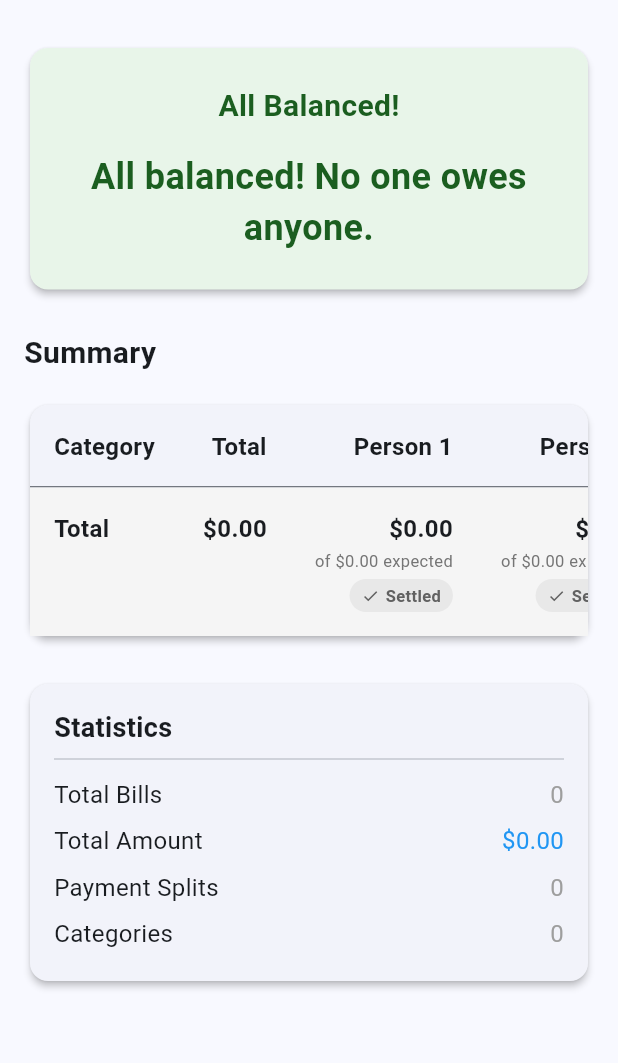
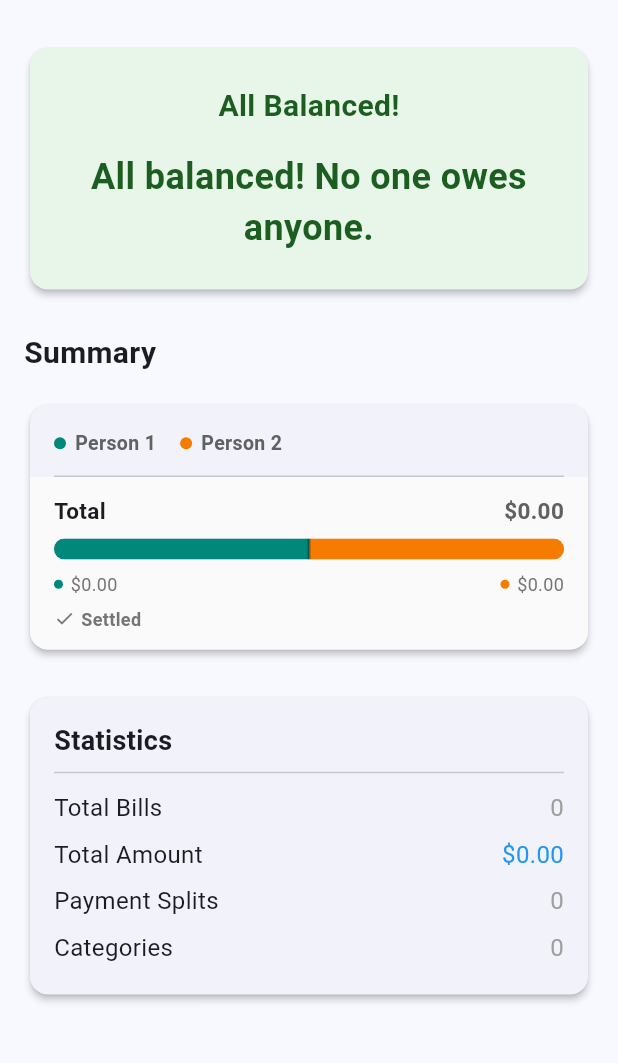
Before and after one commit to allapcallapc/SplitBalance, a Flutter app: the SummaryScreen screen opened directly, on a phone screen of 412 x 824 dp, the part 66-1129 px from its top. Run offline on Flutter 3.47's test engine with Material 3 defaults, Android fonts, the phone set to English and light mode, and no system bars; our stand-ins replace package_info_plus, shared_preferences, supabase_flutter; missing offline and left inert: dart:html, dart:ui_web; accounts and stored records are empty; network calls fail.

Commit message:
fix: replace summary table with compact proportional-bar ledger
The 4-column table (with a 3-line paid/expected cell per person)
scrolled sideways and repeated a lot of ink per row. Replaced it with
a single card of hairline-divided rows: each category shows a bar with
each person's paid amount as a proportional fill plus a tick at their
fair share, the raw paid amounts, and one verdict line naming whoever
overpaid (with a 2-person even split, that fact alone implies what the
other person owes). A shared legend replaces repeating each person's
name per row, and the table no longer needs horizontal scrolling.

Validated the direction with a set of interactive mockups before
implementing.

```diff
--- a/lib/screens/summary_screen.dart
+++ b/lib/screens/summary_screen.dart
@@ -1,3 +1,4 @@
+import 'dart:math' as math;
 import 'package:flutter/material.dart';
 import 'package:provider/provider.dart';
 import 'package:intl/intl.dart';
@@ -241,97 +242,66 @@ class _SummaryScreenState extends State<SummaryScreen> {
                 ),
                 const SizedBox(height: 16),
                 Card(
-                  child: SingleChildScrollView(
-                    scrollDirection: Axis.horizontal,
-                    child: Table(
-                      columnWidths: const {
-                        0: IntrinsicColumnWidth(),
-                        1: IntrinsicColumnWidth(),
-                        2: IntrinsicColumnWidth(),
-                        3: IntrinsicColumnWidth(),
-                      },
+                  child: Padding(
+                    padding: const EdgeInsets.symmetric(horizontal: 16.0),
+                    child: Column(
+                      crossAxisAlignment: CrossAxisAlignment.start,
                       children: [
-                        // Header row
-                        TableRow(
-                          decoration: BoxDecoration(
-                            border: Border(
-                              bottom: BorderSide(
-                                color: Theme.of(context).dividerColor,
-                                width: 1,
-                              ),
-                            ),
-                          ),
-                          children: [
-                            _buildTableHeaderCell(l10n.category),
-                            _buildTableHeaderCell('Total',
-                                isRightAligned: true),
-                            _buildTableHeaderCell(result.person1Name,
-                                isRightAligned: true),
-                            _buildTableHeaderCell(result.person2Name,
-                                isRightAligned: true),
-                          ],
-                        ),
-                        // Category rows
+                        const SizedBox(height: 16),
+                        _buildPersonLegend(
+                            result.person1Name, result.person2Name),
                         ...(result.categoryBalances.values.toList()
                               ..sort(
                                   (a, b) => a.category.compareTo(b.category)))
                             .map((catBalance) {
-                          final total =
-                              catBalance.person1Paid + catBalance.person2Paid;
-                          return TableRow(
+                          return Column(
                             children: [
-                              _buildCategoryCell(
-                                catBalance.category,
-                                categoriesProvider,
-                              ),
-                              _buildTableCell(currencyFormat.format(total),
-                                  isRightAligned: true),
-                              _buildPaidExpectedCell(
-                                catBalance.person1Paid,
-                                catBalance.person1Expected,
-                                currencyFormat,
-                                l10n,
-                              ),
-                              _buildPaidExpectedCell(
+                              const Divider(height: 1),
+                              _buildLedgerRow(
+                                context: context,
+                                label: catBalance.category,
+                                icon: _lookupCategoryIcon(
+                                    catBalance.category, categoriesProvider),
+                                total: catBalance.person1Paid +
                                     catBalance.person2Paid,
-                                catBalance.person2Expected,
-                                currencyFormat,
-                                l10n,
+                                person1Paid: catBalance.person1Paid,
+                                person1Expected: catBalance.person1Expected,
+                                person2Paid: catBalance.person2Paid,
+                                person2Expected: catBalance.person2Expected,
+                                currencyFormat: currencyFormat,
+                                l10n: l10n,
+                                person1Name: result.person1Name,
+                                person2Name: result.person2Name,
                               ),
                             ],
                           );
                         }),
-                        // Total row
-                        TableRow(
+                        const Divider(height: 1),
+                        Container(
+                          margin: const EdgeInsets.symmetric(horizontal: -16),
+                          padding: const EdgeInsets.symmetric(horizontal: 16),
                           decoration: BoxDecoration(
                             color:
                                 Theme.of(context).brightness == Brightness.dark
-                                    ? Colors.grey[800]
-                                    : Colors.grey[100],
+                                    ? Colors.grey[850]
+                                    : Colors.grey[50],
+                            borderRadius: const BorderRadius.vertical(
+                                bottom: Radius.circular(12)),
                           ),
-                          children: [
-                            _buildTableCell('Total', isBold: true),
-                            _buildTableCell(
-                              currencyFormat.format(
-                                  result.person1Paid + result.person2Paid),
-                              isRightAligned: true,
-                              isBold: true,
-                            ),
-                            _buildPaidExpectedCell(
-                              result.person1Paid,
-                              result.person1Expected,
-                              currencyFormat,
-                              l10n,
+                          child: _buildLedgerRow(
+                            context: context,
+                            label: 'Total',
+                            total: result.person1Paid + result.person2Paid,
+                            person1Paid: result.person1Paid,
+                            person1Expected: result.person1Expected,
+                            person2Paid: result.person2Paid,
+                            person2Expected: result.person2Expected,
+                            currencyFormat: currencyFormat,
+                            l10n: l10n,
+                            person1Name: result.person1Name,
+                            person2Name: result.person2Name,
                             isTotalRow: true,
                           ),
-                            _buildPaidExpectedCell(
-                              result.person2Paid,
-                              result.person2Expected,
-                              currencyFormat,
-                              l10n,
-                              isTotalRow: true,
-                            ),
-                          ],
                         ),
                       ],
                     ),
@@ -422,155 +392,234 @@ class _SummaryScreenState extends State<SummaryScreen> {
     );
   }
 
-  Widget _buildTableHeaderCell(String text, {bool isRightAligned = false}) {
+  static final Color _person1Color = Colors.teal[600]!;
+  static final Color _person2Color = Colors.orange[700]!;
+
+  // Category balances only carry the category name, so look up the matching
+  // Category to render its icon (falling back to the default icon if it was
+  // since renamed/deleted or has no icon set).
+  IconData _lookupCategoryIcon(
+    String categoryName,
+    CategoriesProvider categoriesProvider,
+  ) {
+    for (final category in categoriesProvider.categories) {
+      if (category.name == categoryName) {
+        return category.iconData;
+      }
+    }
+    return defaultCategoryIcon;
+  }
+
+  Widget _buildPersonLegend(String person1Name, String person2Name) {
     return Padding(
-      padding: const EdgeInsets.all(16.0),
+      padding: const EdgeInsets.only(bottom: 12.0),
+      child: Row(
+        children: [
+          _buildLegendItem(_person1Color, person1Name),
+          const SizedBox(width: 16),
+          _buildLegendItem(_person2Color, person2Name),
+        ],
+      ),
+    );
+  }
+
+  Widget _buildLegendItem(Color color, String name) {
+    return Row(
+      mainAxisSize: MainAxisSize.min,
+      children: [
+        Container(
+          width: 8,
+          height: 8,
+          decoration: BoxDecoration(color: color, shape: BoxShape.circle),
+        ),
+        const SizedBox(width: 6),
+        Text(
+          name,
+          style: TextStyle(
+            fontSize: 13,
+            fontWeight: FontWeight.w600,
+            color: Colors.grey[700],
+          ),
+        ),
+      ],
+    );
+  }
+
+  // A single ledger row: category name + total, a bar showing each
+  // person's paid amount as a proportion of the total with a tick at
+  // where their fair share would land, the raw paid amounts, and a
+  // one-line verdict naming whoever overpaid (with 2 people splitting a
+  // fixed total, that single fact also tells you what the other person
+  // owes, so there's no need to spell out both sides).
+  Widget _buildLedgerRow({
+    required BuildContext context,
+    required String label,
+    IconData? icon,
+    required double total,
+    required double person1Paid,
+    required double person1Expected,
+    required double person2Paid,
+    required double person2Expected,
+    required NumberFormat currencyFormat,
+    required AppLocalizations l10n,
+    required String person1Name,
+    required String person2Name,
+    bool isTotalRow = false,
+  }) {
+    final difference = person1Paid - person1Expected;
+    final isBalanced = difference.abs() < 0.01;
+    final person1Overpaid = difference > 0.01;
+
+    final double person1Fraction = total > 0.01
+        ? math.min(1.0, math.max(0.0, person1Paid / total))
+        : 0.5;
+    final expectedTotal = person1Expected + person2Expected;
+    final double tickFraction = expectedTotal > 0.01
+        ? math.min(1.0, math.max(0.0, person1Expected / expectedTotal))
+        : 0.5;
+
+    final Widget verdict = isBalanced
+        ? _buildVerdict(Icons.check, l10n.settled, Colors.grey[600]!)
+        : _buildVerdict(
+            Icons.arrow_upward,
+            '${person1Overpaid ? person1Name : person2Name} '
+                '${l10n.overpaid} '
+                '${currencyFormat.format(difference.abs())}',
+            Colors.green[700]!,
+          );
+
+    return Padding(
+      padding: const EdgeInsets.symmetric(vertical: 12.0),
+      child: Column(
+        crossAxisAlignment: CrossAxisAlignment.start,
+        children: [
+          Row(
+            children: [
+              if (icon != null) ...[
+                Icon(icon, size: 16, color: Colors.grey[600]),
+                const SizedBox(width: 6),
+              ],
+              Expanded(
                 child: Text(
-        text,
-        textAlign: isRightAligned ? TextAlign.right : TextAlign.left,
-        style: const TextStyle(
-          fontWeight: FontWeight.bold,
-          fontSize: 16,
+                  label,
+                  style: TextStyle(
+                    fontWeight: isTotalRow ? FontWeight.bold : FontWeight.w600,
+                    fontSize: isTotalRow ? 15 : 14,
+                  ),
+                ),
+              ),
+              Text(
+                currencyFormat.format(total),
+                style: TextStyle(
+                  fontWeight: isTotalRow ? FontWeight.bold : FontWeight.w500,
+                  fontSize: isTotalRow ? 15 : 13,
+                  color: Colors.grey[700],
+                ),
+              ),
+            ],
+          ),
+          const SizedBox(height: 8),
+          _buildProportionalBar(context, person1Fraction, tickFraction),
+          const SizedBox(height: 8),
+          Row(
+            children: [
+              _buildAmountDot(
+                  _person1Color, currencyFormat.format(person1Paid)),
+              const Spacer(),
+              _buildAmountDot(
+                  _person2Color, currencyFormat.format(person2Paid)),
+            ],
+          ),
+          const SizedBox(height: 6),
+          verdict,
+        ],
+      ),
+    );
+  }
+
+  Widget _buildProportionalBar(
+    BuildContext context,
+    double person1Fraction,
+    double tickFraction,
+  ) {
+    const double barHeight = 14.0;
+    final isDark = Theme.of(context).brightness == Brightness.dark;
+    final trackColor = isDark ? Colors.grey[800]! : Colors.grey[300]!;
+    final tickColor = isDark
+        ? Colors.white.withValues(alpha: 0.5)
+        : Colors.black.withValues(alpha: 0.35);
+
+    // Flex must be a positive integer, so express the split in thousandths
+    // and keep both sides >= 1 even when one person paid nothing.
+    final int rawFlex = (person1Fraction * 1000).round();
+    final int person1Flex = math.min(999, math.max(1, rawFlex));
+    final int person2Flex = 1000 - person1Flex;
+
+    return SizedBox(
+      height: barHeight,
+      child: ClipRRect(
+        borderRadius: BorderRadius.circular(barHeight / 2),
+        child: Stack(
+          fit: StackFit.expand,
+          children: [
+            Container(color: trackColor),
+            Row(
+              children: [
+                Expanded(
+                    flex: person1Flex,
+                    child: Container(color: _person1Color)),
+                Expanded(
+                    flex: person2Flex,
+                    child: Container(color: _person2Color)),
+              ],
+            ),
+            Align(
+              alignment: Alignment(tickFraction * 2 - 1, 0),
+              child: Container(
+                width: 2,
+                height: barHeight,
+                color: tickColor,
+              ),
+            ),
+          ],
         ),
       ),
     );
   }
 
-  // Category balances only carry the category name, so look up the matching
-  // Category to render its icon (falling back to the default icon if it was
-  // since renamed/deleted or has no icon set).
-  Widget _buildCategoryCell(
-    String categoryName,
-    CategoriesProvider categoriesProvider,
-  ) {
-    IconData iconData = defaultCategoryIcon;
-    for (final category in categoriesProvider.categories) {
-      if (category.name == categoryName) {
-        iconData = category.iconData;
-        break;
-      }
-    }
-
-    return Padding(
-      padding: const EdgeInsets.all(16.0),
-      child: Row(
+  Widget _buildVerdict(IconData icon, String text, Color color) {
+    return Row(
       mainAxisSize: MainAxisSize.min,
       children: [
-          Icon(iconData, size: 18),
-          const SizedBox(width: 8),
+        Icon(icon, size: 14, color: color),
+        const SizedBox(width: 4),
         Text(
-            categoryName,
-            style: const TextStyle(fontWeight: FontWeight.w500, fontSize: 14),
+          text,
+          style: TextStyle(
+            fontSize: 12,
+            fontWeight: FontWeight.w600,
+            color: color,
+          ),
         ),
       ],
-      ),
     );
   }
 
-  Widget _buildTableCell(
-    String text, {
-    bool isRightAligned = false,
-    Color? color,
-    bool isBold = false,
-  }) {
-    return Padding(
-      padding: const EdgeInsets.all(16.0),
-      child: Text(
-        text,
-        textAlign: isRightAligned ? TextAlign.right : TextAlign.left,
-        style: TextStyle(
-          fontWeight: isBold ? FontWeight.bold : FontWeight.w500,
-          fontSize: isBold ? 16 : 14,
-          color: color,
-        ),
-      ),
-    );
-  }
-
-  // Combines what a person paid with their expected share into a single
-  // cell: the paid amount, a muted caption with the expected share, and a
-  // pill that states the direction in words (not just color) so the
-  // meaning doesn't depend on distinguishing red from green.
-  Widget _buildPaidExpectedCell(
-    double paid,
-    double expected,
-    NumberFormat currencyFormat,
-    AppLocalizations l10n, {
-    bool isTotalRow = false,
-  }) {
-    final difference = paid - expected;
-    final isBalanced = difference.abs() < 0.01;
-    final isOverpaid = difference > 0.01;
-
-    final Color pillColor;
-    final Color pillBackground;
-    final IconData pillIcon;
-    final String pillLabel;
-
-    if (isBalanced) {
-      pillColor = Colors.grey[700]!;
-      pillBackground = Colors.grey.withValues(alpha: 0.15);
-      pillIcon = Icons.check;
-      pillLabel = l10n.settled;
-    } else if (isOverpaid) {
-      pillColor = Colors.green[700]!;
-      pillBackground = Colors.green.withValues(alpha: 0.15);
-      pillIcon = Icons.arrow_upward;
-      pillLabel = '+${currencyFormat.format(difference)} ${l10n.overpaid}';
-    } else {
-      pillColor = Colors.red[700]!;
-      pillBackground = Colors.red.withValues(alpha: 0.15);
-      pillIcon = Icons.arrow_downward;
-      pillLabel =
-          '${currencyFormat.format(difference.abs())} ${l10n.owes}';
-    }
-
-    return Padding(
-      padding: const EdgeInsets.all(16.0),
-      child: Column(
-        crossAxisAlignment: CrossAxisAlignment.end,
+  Widget _buildAmountDot(Color color, String amountText) {
+    return Row(
       mainAxisSize: MainAxisSize.min,
       children: [
+        Container(
+          width: 6,
+          height: 6,
+          decoration: BoxDecoration(color: color, shape: BoxShape.circle),
+        ),
+        const SizedBox(width: 5),
         Text(
-            currencyFormat.format(paid),
-            style: TextStyle(
-              fontWeight: FontWeight.bold,
-              fontSize: isTotalRow ? 16 : 14,
-            ),
-          ),
-          const SizedBox(height: 2),
-          Text(
-            l10n.ofAmountExpected(currencyFormat.format(expected)),
-            style: TextStyle(
-              fontSize: 11,
-              color: Colors.grey[600],
-            ),
-          ),
-          const SizedBox(height: 4),
-          Container(
-            padding: const EdgeInsets.symmetric(horizontal: 8, vertical: 3),
-            decoration: BoxDecoration(
-              color: pillBackground,
-              borderRadius: BorderRadius.circular(12),
-            ),
-            child: Row(
-              mainAxisSize: MainAxisSize.min,
-              children: [
-                Icon(pillIcon, size: 12, color: pillColor),
-                const SizedBox(width: 4),
-                Text(
-                  pillLabel,
-                  style: TextStyle(
-                    fontSize: 11,
-                    fontWeight: FontWeight.w600,
-                    color: pillColor,
-                  ),
+          amountText,
+          style: TextStyle(fontSize: 12, color: Colors.grey[600]),
         ),
       ],
-            ),
-          ),
-        ],
-      ),
     );
   }
 }
```
Lines whose indentation alone changed are shown as unchanged.
